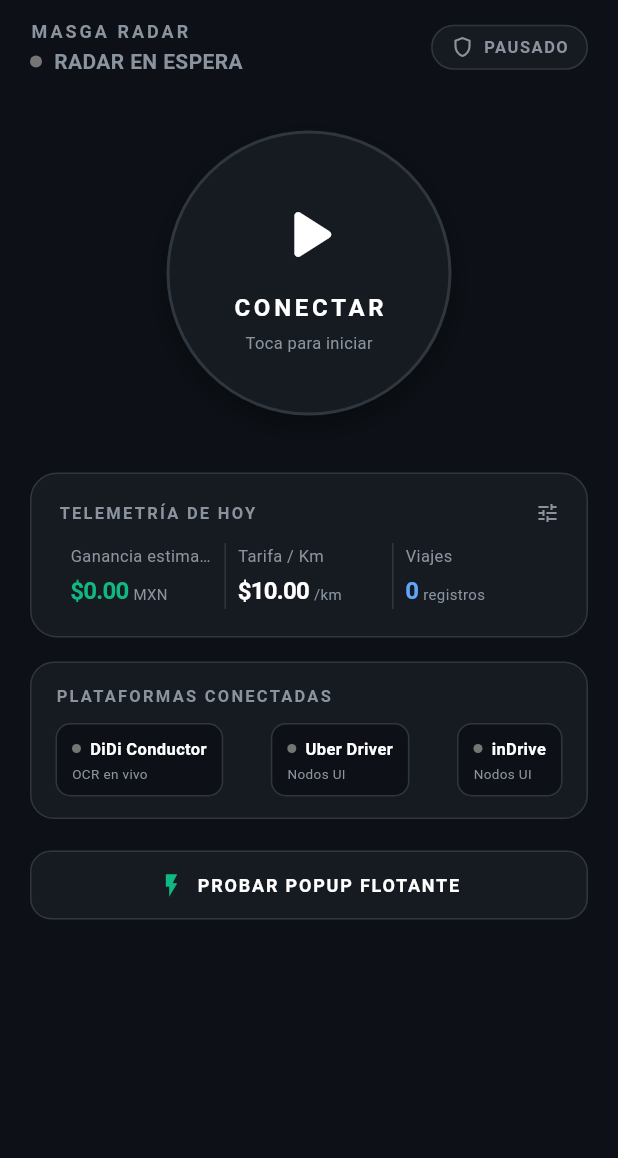
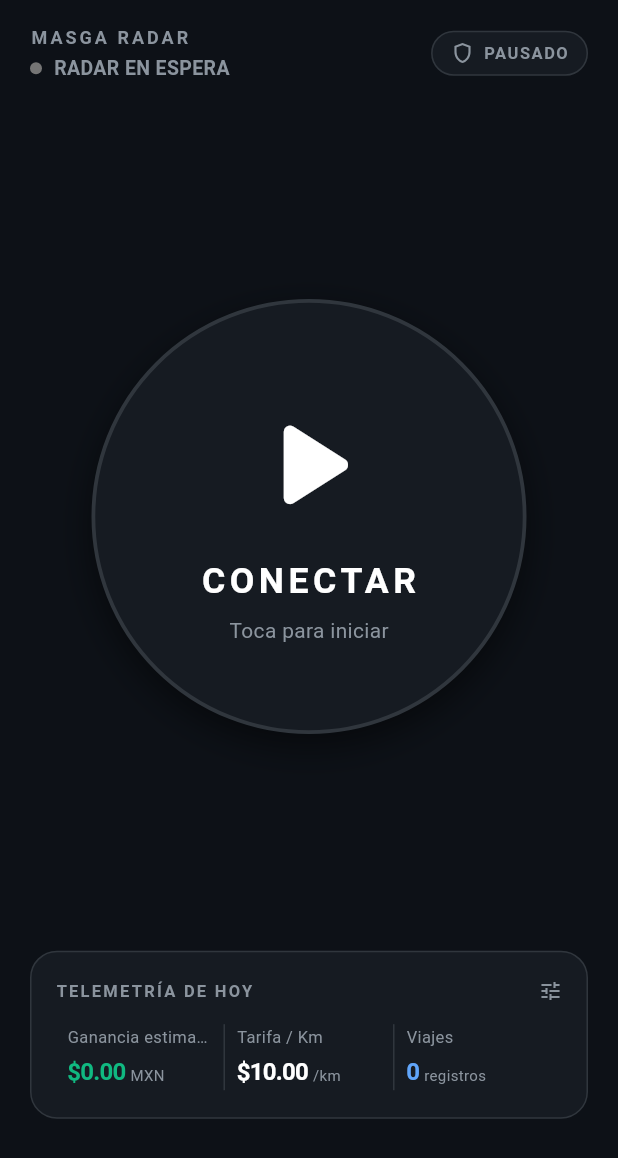
Before and after one commit to akalex5/masga_propio, a Flutter app: the InicioScreen screen opened directly, on a phone screen of 412 x 824 dp. Shown: the top 1158 px of the screen. Run offline on Flutter 3.47's test engine with Material 3 defaults, Android fonts, the phone set to English and light mode, and no system bars; our stand-ins replace permission_handler, shared_preferences; accounts and stored records are empty.

Commit message:
style: agrandar boton central, ocultar test popup y reacomodar telemetria abajo

```diff
--- a/lib/inicio_screen.dart
+++ b/lib/inicio_screen.dart
@@ -1,3 +1,4 @@
+import 'dart:math' as math;
 import 'package:flutter/material.dart';
 import 'viajes_service.dart';
 
@@ -20,7 +21,7 @@ class _InicioScreenState extends State<InicioScreen>
       vsync: this,
       duration: const Duration(milliseconds: 1800),
     );
-    _pulseAnimation = Tween<double>(begin: 1.0, end: 1.15).animate(
+    _pulseAnimation = Tween<double>(begin: 1.0, end: 1.08).animate(
       CurvedAnimation(parent: _pulseController, curve: Curves.easeInOut),
     );
   }
@@ -55,7 +56,6 @@ class _InicioScreenState extends State<InicioScreen>
           }
         }
 
-        // Paleta inspirada en Proton VPN (Dark Mode profundo + esmeralda neón)
         const bgProton = Color(0xFF0D1117);
         const cardBg = Color(0xFF161B22);
         const cardBorder = Color(0xFF30363D);
@@ -65,12 +65,21 @@ class _InicioScreenState extends State<InicioScreen>
         return Scaffold(
           backgroundColor: bgProton,
           body: SafeArea(
-            child: SingleChildScrollView(
-              padding: const EdgeInsets.symmetric(horizontal: 20.0, vertical: 12.0),
+            child: LayoutBuilder(
+              builder: (context, constraints) {
+                // Calculamos un tamaño proporcional grande para el botón (~3/4 del ancho)
+                final buttonSize = math.min(constraints.maxWidth * 0.72, 290.0);
+
+                return SingleChildScrollView(
+                  child: ConstrainedBox(
+                    constraints: BoxConstraints(minHeight: constraints.maxHeight),
+                    child: Padding(
+                      padding: const EdgeInsets.symmetric(horizontal: 20.0, vertical: 16.0),
                       child: Column(
-                crossAxisAlignment: CrossAxisAlignment.stretch,
+                        mainAxisAlignment: MainAxisAlignment.spaceBetween,
+                        crossAxisAlignment: CrossAxisAlignment.center,
                         children: [
-                  // 1. Header con estado y app activa
+                          // 1. Header con estado
                           Row(
                             mainAxisAlignment: MainAxisAlignment.spaceBetween,
                             children: [
@@ -86,7 +95,7 @@ class _InicioScreenState extends State<InicioScreen>
                                       fontWeight: FontWeight.bold,
                                     ),
                                   ),
-                          const SizedBox(height: 2),
+                                  const SizedBox(height: 3),
                                   Row(
                                     children: [
                                       Container(
@@ -111,7 +120,7 @@ class _InicioScreenState extends State<InicioScreen>
                                         activo ? 'MONITOREANDO OFERTAS' : 'RADAR EN ESPERA',
                                         style: TextStyle(
                                           color: activo ? Colors.white : textSecondary,
-                                  fontSize: 14,
+                                          fontSize: 13,
                                           fontWeight: FontWeight.w600,
                                         ),
                                       ),
@@ -150,9 +159,9 @@ class _InicioScreenState extends State<InicioScreen>
                             ],
                           ),
 
-                  const SizedBox(height: 36),
+                          const SizedBox(height: 20),
 
-                  // 2. Botón principal interactivo estilo Proton Quick Connect
+                          // 2. Botón central grande (~3/4 partes) y centrado
                           Center(
                             child: AnimatedBuilder(
                               animation: _pulseAnimation,
@@ -183,32 +192,32 @@ class _InicioScreenState extends State<InicioScreen>
                                       );
                                     },
                                     child: Container(
-                              width: 190,
-                              height: 190,
+                                      width: buttonSize,
+                                      height: buttonSize,
                                       decoration: BoxDecoration(
                                         shape: BoxShape.circle,
                                         color: activo ? const Color(0xFF0F2D24) : cardBg,
                                         border: Border.all(
                                           color: activo ? accentGreen : cardBorder,
-                                  width: activo ? 3 : 2,
+                                          width: activo ? 4 : 2.5,
                                         ),
                                         boxShadow: [
                                           if (activo) ...[
                                             BoxShadow(
                                               color: accentGreen.withValues(alpha: 0.35),
-                                      blurRadius: 36,
-                                      spreadRadius: 8,
+                                              blurRadius: 40,
+                                              spreadRadius: 10,
                                             ),
                                             BoxShadow(
                                               color: accentGreen.withValues(alpha: 0.15),
-                                      blurRadius: 60,
-                                      spreadRadius: 16,
+                                              blurRadius: 70,
+                                              spreadRadius: 20,
                                             ),
                                           ] else
                                             BoxShadow(
-                                      color: Colors.black.withValues(alpha: 0.4),
-                                      blurRadius: 14,
-                                      offset: const Offset(0, 6),
+                                              color: Colors.black.withValues(alpha: 0.5),
+                                              blurRadius: 20,
+                                              offset: const Offset(0, 8),
                                             ),
                                         ],
                                       ),
@@ -217,25 +226,25 @@ class _InicioScreenState extends State<InicioScreen>
                                         children: [
                                           Icon(
                                             activo ? Icons.power_settings_new : Icons.play_arrow_rounded,
-                                    size: 58,
+                                            size: buttonSize * 0.35,
                                             color: activo ? accentGreen : Colors.white,
                                           ),
-                                  const SizedBox(height: 8),
+                                          const SizedBox(height: 10),
                                           Text(
                                             activo ? 'DETENER' : 'CONECTAR',
                                             style: TextStyle(
                                               color: activo ? accentGreen : Colors.white,
-                                      fontSize: 16,
+                                              fontSize: buttonSize * 0.082,
                                               fontWeight: FontWeight.bold,
-                                      letterSpacing: 2.5,
+                                              letterSpacing: 3.0,
                                             ),
                                           ),
-                                  const SizedBox(height: 4),
+                                          const SizedBox(height: 6),
                                           Text(
                                             activo ? 'Vigilando viajes' : 'Toca para iniciar',
                                             style: TextStyle(
                                               color: textSecondary,
-                                      fontSize: 11,
+                                              fontSize: buttonSize * 0.048,
                                             ),
                                           ),
                                         ],
@@ -247,11 +256,12 @@ class _InicioScreenState extends State<InicioScreen>
                             ),
                           ),
 
-                  const SizedBox(height: 38),
+                          const SizedBox(height: 20),
 
-                  // 3. Telemetría y Métricas en Tarjetas Oscuras (Estilo Proton stats)
+                          // 3. Panel de Telemetría acomodado abajo
                           Container(
-                    padding: const EdgeInsets.all(18),
+                            width: double.infinity,
+                            padding: const EdgeInsets.symmetric(horizontal: 16, vertical: 18),
                             decoration: BoxDecoration(
                               color: cardBg,
                               borderRadius: BorderRadius.circular(18),
@@ -275,7 +285,7 @@ class _InicioScreenState extends State<InicioScreen>
                                     Icon(Icons.tune, color: textSecondary, size: 16),
                                   ],
                                 ),
-                        const SizedBox(height: 12),
+                                const SizedBox(height: 14),
                                 Row(
                                   children: [
                                     Expanded(
@@ -310,81 +320,11 @@ class _InicioScreenState extends State<InicioScreen>
                             ),
                           ),
 
-                  const SizedBox(height: 16),
-
-                  // 4. Selector de Plataformas Vigiladas (Estilo selector de servidores Proton)
-                  Container(
-                    padding: const EdgeInsets.symmetric(horizontal: 16, vertical: 14),
-                    decoration: BoxDecoration(
-                      color: cardBg,
-                      borderRadius: BorderRadius.circular(16),
-                      border: Border.all(color: cardBorder),
-                    ),
-                    child: Column(
-                      crossAxisAlignment: CrossAxisAlignment.start,
-                      children: [
-                        const Text(
-                          'PLATAFORMAS CONECTADAS',
-                          style: TextStyle(
-                            color: textSecondary,
-                            fontSize: 11,
-                            fontWeight: FontWeight.bold,
-                            letterSpacing: 1.5,
-                          ),
-                        ),
-                        const SizedBox(height: 10),
-                        Row(
-                          mainAxisAlignment: MainAxisAlignment.spaceBetween,
-                          children: [
-                            _PlatformBadge(
-                              title: 'DiDi Conductor',
-                              mode: 'OCR en vivo',
-                              isActive: activo,
-                              accentColor: const Color(0xFFFF7A00),
-                            ),
-                            _PlatformBadge(
-                              title: 'Uber Driver',
-                              mode: 'Nodos UI',
-                              isActive: activo,
-                              accentColor: Colors.white,
-                            ),
-                            _PlatformBadge(
-                              title: 'inDrive',
-                              mode: 'Nodos UI',
-                              isActive: activo,
-                              accentColor: const Color(0xFF10B981),
-                            ),
-                          ],
-                        ),
-                      ],
-                    ),
-                  ),
-
-                  const SizedBox(height: 20),
-
-                  // 5. Botón discreto de testeo de popup
-                  OutlinedButton.icon(
-                    onPressed: () async {
-                      await servicio.simularOfertaPopup();
-                    },
-                    icon: const Icon(Icons.flash_on, color: accentGreen, size: 18),
-                    label: const Text(
-                      'PROBAR POPUP FLOTANTE',
-                      style: TextStyle(
-                        color: Colors.white,
-                        fontWeight: FontWeight.bold,
-                        letterSpacing: 1.2,
-                        fontSize: 12,
-                      ),
-                    ),
-                    style: OutlinedButton.styleFrom(
-                      side: const BorderSide(color: cardBorder),
-                      backgroundColor: cardBg,
-                      padding: const EdgeInsets.symmetric(vertical: 14),
-                      shape: RoundedRectangleBorder(
-                        borderRadius: BorderRadius.circular(14),
-                      ),
-                    ),
+                          // 4. Lógica de "Probar Popup" preservada pero oculta visualmente
+                          const Visibility(
+                            visible: false,
+                            maintainState: true,
+                            child: _BotonProbarPopupOculto(),
                           ),
                         ],
                       ),
@@ -392,6 +332,22 @@ class _InicioScreenState extends State<InicioScreen>
                   ),
                 );
               },
+            ),
+          ),
+        );
+      },
+    );
+  }
+}
+
+class _BotonProbarPopupOculto extends StatelessWidget {
+  const _BotonProbarPopupOculto();
+
+  @override
+  Widget build(BuildContext context) {
+    return ElevatedButton(
+      onPressed: () => ViajesService.instance.simularOfertaPopup(),
+      child: const Text('Probar Popup'),
     );
   }
 }
@@ -448,65 +404,3 @@ class _MetricItem extends StatelessWidget {
     );
   }
 }
-
-class _PlatformBadge extends StatelessWidget {
-  final String title;
-  final String mode;
-  final bool isActive;
-  final Color accentColor;
-
-  const _PlatformBadge({
-    required this.title,
-    required this.mode,
-    required this.isActive,
-    required this.accentColor,
-  });
-
-  @override
-  Widget build(BuildContext context) {
-    return Container(
-      padding: const EdgeInsets.symmetric(horizontal: 10, vertical: 8),
-      decoration: BoxDecoration(
-        color: const Color(0xFF0D1117),
-        borderRadius: BorderRadius.circular(10),
-        border: Border.all(
-          color: isActive ? accentColor.withValues(alpha: 0.3) : const Color(0xFF30363D),
-        ),
-      ),
-      child: Column(
-        crossAxisAlignment: CrossAxisAlignment.start,
-        children: [
-          Row(
-            children: [
-              Container(
-                width: 6,
-                height: 6,
-                decoration: BoxDecoration(
-                  shape: BoxShape.circle,
-                  color: isActive ? accentColor : Colors.grey.shade600,
-                ),
-              ),
-              const SizedBox(width: 6),
-              Text(
-                title,
-                style: const TextStyle(
-                  color: Colors.white,
-                  fontSize: 11,
-                  fontWeight: FontWeight.w600,
-                ),
-              ),
-            ],
-          ),
-          const SizedBox(height: 2),
-          Text(
-            mode,
-            style: const TextStyle(
-              color: Color(0xFF8B949E),
-              fontSize: 9,
-            ),
-          ),
-        ],
-      ),
-    );
-  }
-}
```
Lines whose indentation alone changed are shown as unchanged.
